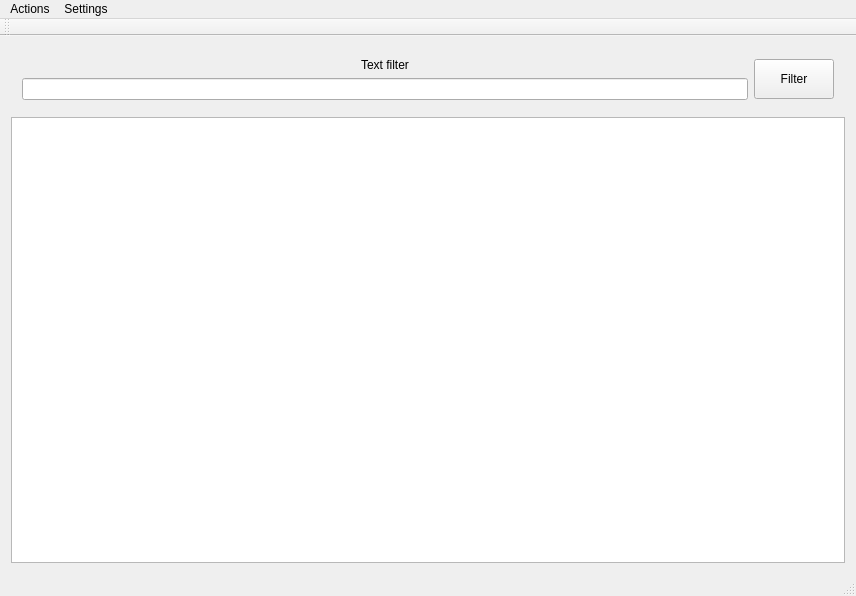
Before: the Qt Designer form mainwindow.ui in jeyboy/sniffer, drawn with Qt 5.
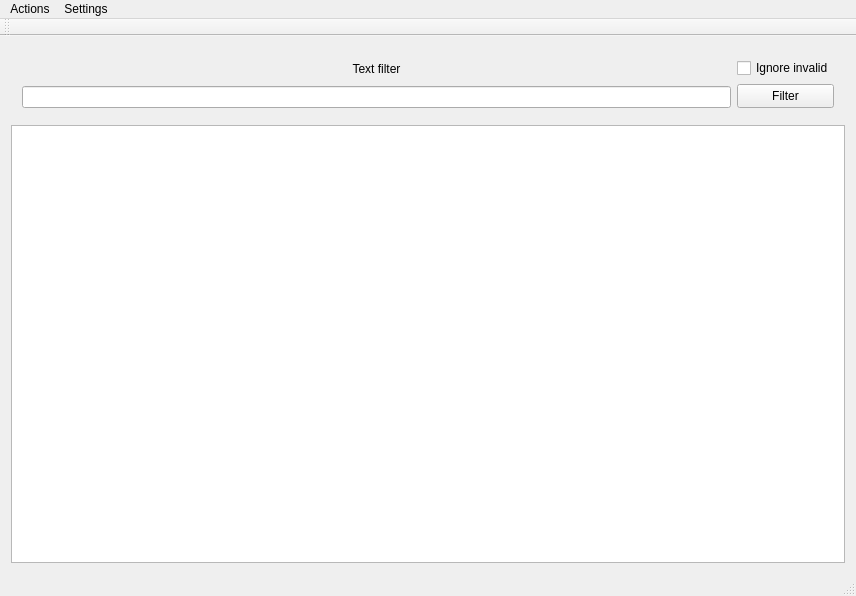
After: the same form once the commit is applied.

Commit message: add cut ilegal option

```diff
--- a/mainwindow.ui
+++ b/mainwindow.ui
@@ -42,17 +42,28 @@
         </layout>
        </item>
        <item>
+        <layout class="QVBoxLayout" name="verticalLayout_3">
+         <item>
+          <widget class="QCheckBox" name="cut_opt">
+           <property name="text">
+            <string>Ignore invalid</string>
+           </property>
+          </widget>
+         </item>
+         <item>
         <widget class="QPushButton" name="filterBtn">
          <property name="minimumSize">
           <size>
            <width>0</width>
-           <height>40</height>
+             <height>24</height>
           </size>
          </property>
          <property name="text">
           <string>Filter</string>
          </property>
         </widget>
+         </item>
+        </layout>
        </item>
       </layout>
      </widget>
```
Lines whose indentation alone changed are shown as unchanged. The commit also changes 2 other files.
